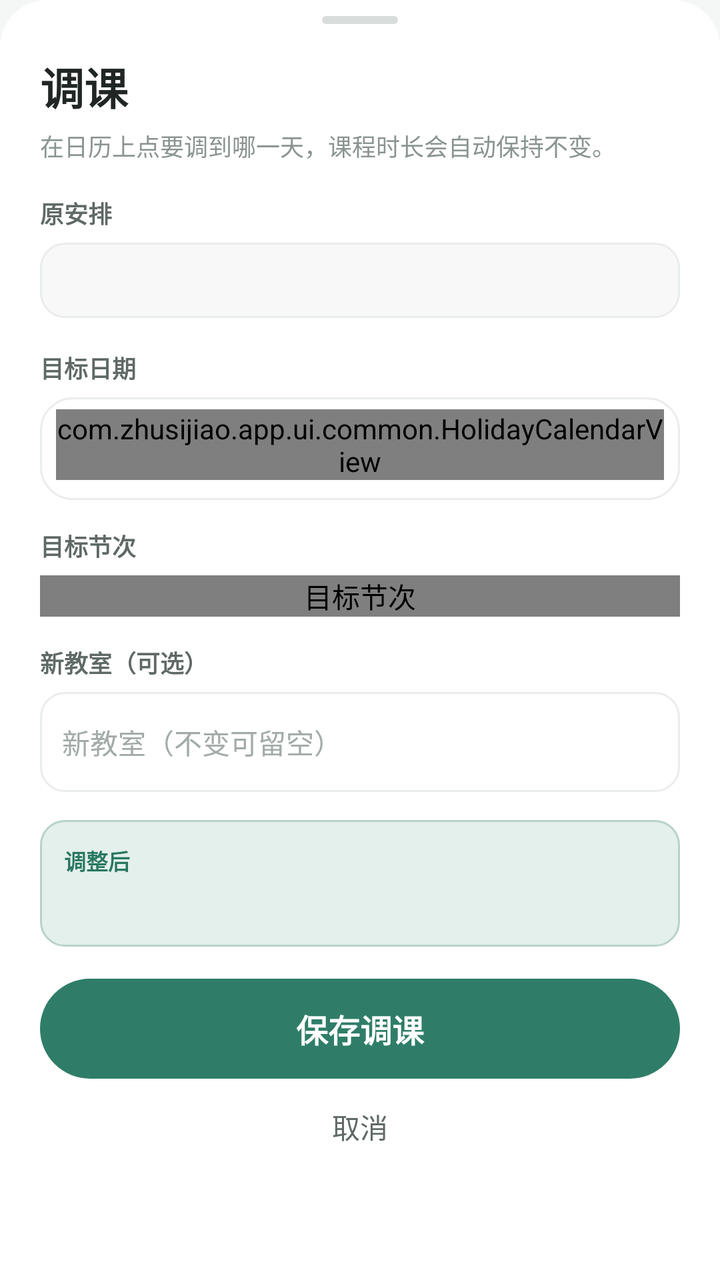
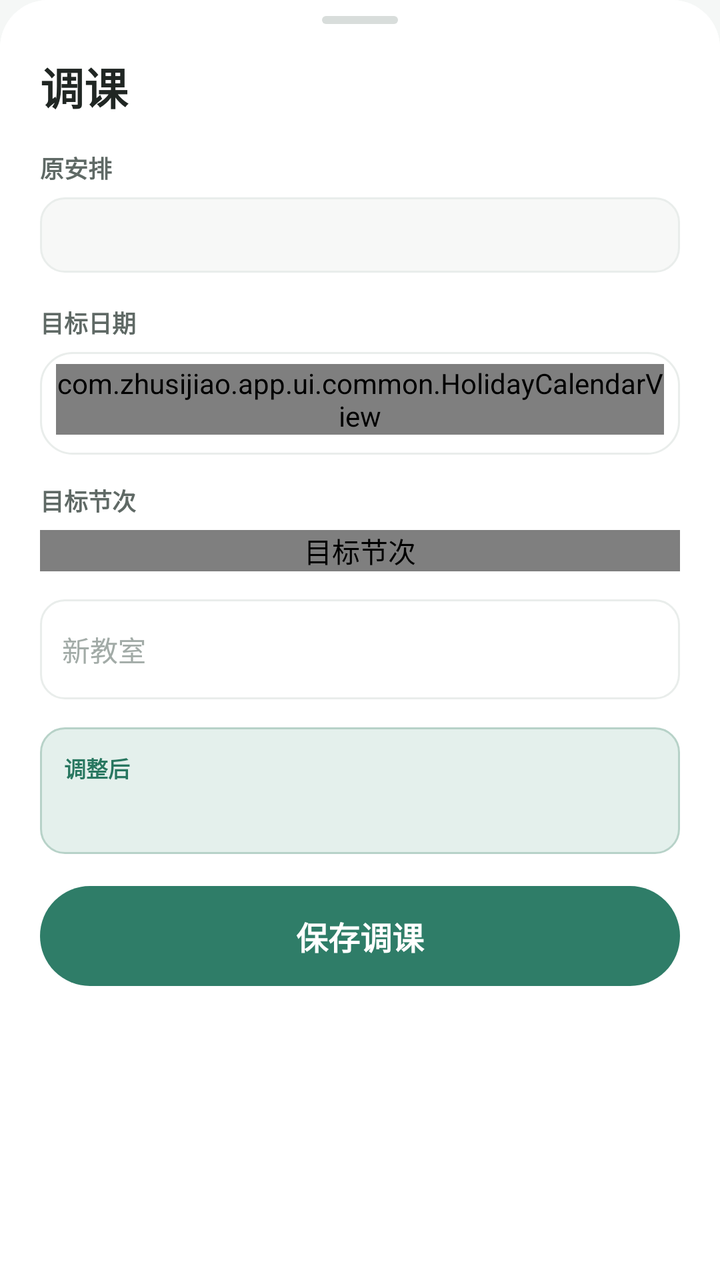

Compare the two renders of this Android layout. The source of the first and the diff that turns it into the second are given below.
<!-- AndroidManifest.xml: application theme Theme.Zhusijiao -->
<!-- res/layout/dialog_reschedule.xml -->
<?xml version="1.0" encoding="utf-8"?>

<androidx.core.widget.NestedScrollView xmlns:android="http://schemas.android.com/apk/res/android"
    android:id="@+id/rescheduleScroll"
    android:layout_width="match_parent"
    android:layout_height="wrap_content"
    android:background="@drawable/bg_sheet"
    android:fillViewport="true"
    android:overScrollMode="never">

    <LinearLayout
        android:layout_width="match_parent"
        android:layout_height="wrap_content"
        android:background="@drawable/bg_sheet"
        android:orientation="vertical"
        android:paddingStart="20dp"
        android:paddingTop="8dp"
        android:paddingEnd="20dp"
        android:paddingBottom="18dp">

        <View
            android:layout_width="38dp"
            android:layout_height="4dp"
            android:layout_gravity="center_horizontal"
            android:layout_marginBottom="15dp"
            android:background="@drawable/bg_sheet_handle" />

        <TextView
            android:id="@+id/rescheduleTitle"
            android:layout_width="match_parent"
            android:layout_height="wrap_content"
            android:includeFontPadding="false"
            android:text="@string/reschedule_title"
            android:textColor="@color/heading_ink"
            android:textSize="@dimen/text_display"
            android:textStyle="bold" />

        <TextView
            android:layout_width="match_parent"
            android:layout_height="wrap_content"
            android:layout_marginTop="5dp"
            android:text="@string/reschedule_intro"
            android:textColor="@color/sub_8a"
            android:textSize="@dimen/text_hint" />

        <TextView
            android:layout_width="match_parent"
            android:layout_height="wrap_content"
            android:layout_marginTop="16dp"
            android:text="@string/reschedule_source_label"
            android:textColor="@color/field_label"
            android:textSize="@dimen/text_hint"
            android:textStyle="bold" />

        <TextView
            android:id="@+id/rescheduleSource"
            android:layout_width="match_parent"
            android:layout_height="wrap_content"
            android:layout_marginTop="6dp"
            android:background="@drawable/bg_reschedule_source"
            android:lineSpacingExtra="2dp"
            android:textColor="@color/body_ink"
            android:textSize="@dimen/text_small" />

        
        <TextView
            android:layout_width="match_parent"
            android:layout_height="wrap_content"
            android:layout_marginTop="16dp"
            android:layout_marginBottom="6dp"
            android:text="@string/reschedule_date_label"
            android:textColor="@color/field_label"
            android:textSize="@dimen/text_hint"
            android:textStyle="bold" />

        <LinearLayout
            android:id="@+id/rescheduleCalendarCard"
            android:layout_width="match_parent"
            android:layout_height="wrap_content"
            android:background="@drawable/bg_card"
            android:orientation="vertical"
            android:paddingStart="8dp"
            android:paddingTop="6dp"
            android:paddingEnd="8dp"
            android:paddingBottom="10dp">

            <com.zhusijiao.app.ui.common.HolidayCalendarView
                android:id="@+id/rescheduleCalendar"
                android:layout_width="match_parent"
                android:layout_height="wrap_content" />
        </LinearLayout>

        <TextView
            android:id="@+id/rescheduleNoCalendar"
            android:layout_width="match_parent"
            android:layout_height="wrap_content"
            android:background="@color/tt_section_bg"
            android:padding="11dp"
            android:text="@string/reschedule_no_calendar"
            android:textColor="@color/sub_8a"
            android:textSize="@dimen/text_small"
            android:visibility="gone" />

        <TextView
            android:layout_width="match_parent"
            android:layout_height="wrap_content"
            android:layout_marginTop="14dp"
            android:layout_marginBottom="6dp"
            android:text="@string/reschedule_section"
            android:textColor="@color/field_label"
            android:textSize="@dimen/text_hint"
            android:textStyle="bold" />

        <com.zhusijiao.app.ui.common.ChipRowView
            android:id="@+id/rescheduleSectionChips"
            android:layout_width="match_parent"
            android:layout_height="wrap_content"
            android:contentDescription="@string/reschedule_section" />

        <TextView
            android:layout_width="match_parent"
            android:layout_height="wrap_content"
            android:layout_marginTop="14dp"
            android:layout_marginBottom="6dp"
            android:text="@string/reschedule_room_label"
            android:textColor="@color/field_label"
            android:textSize="@dimen/text_hint"
            android:textStyle="bold" />

        <EditText
            android:id="@+id/rescheduleRoom"
            style="@style/FieldInput"
            android:layout_height="50dp"
            android:backgroundTint="@null"
            android:hint="@string/reschedule_room_hint"
            android:importantForAutofill="no"
            android:inputType="text"
            android:maxLength="80"
            android:singleLine="true" />

        <LinearLayout
            android:layout_width="match_parent"
            android:layout_height="wrap_content"
            android:layout_marginTop="14dp"
            android:background="@drawable/bg_reschedule_summary"
            android:orientation="vertical"
            android:padding="12dp">

            <TextView
                android:layout_width="match_parent"
                android:layout_height="wrap_content"
                android:text="@string/reschedule_summary_label"
                android:textColor="@color/accent_strong"
                android:textSize="@dimen/text_caption"
                android:textStyle="bold" />

            <TextView
                android:id="@+id/rescheduleSummary"
                android:layout_width="match_parent"
                android:layout_height="wrap_content"
                android:layout_marginTop="4dp"
                android:lineSpacingExtra="2dp"
                android:textColor="@color/value_ink"
                android:textSize="@dimen/text_body"
                android:textStyle="bold" />
        </LinearLayout>

        <TextView
            android:id="@+id/rescheduleSave"
            style="@style/PrimaryButton"
            android:layout_height="50dp"
            android:layout_marginTop="16dp"
            android:text="@string/reschedule_save" />

        <TextView
            android:id="@+id/rescheduleCancel"
            android:layout_width="match_parent"
            android:layout_height="48dp"
            android:background="@drawable/bg_menu_row"
            android:clickable="true"
            android:focusable="true"
            android:gravity="center"
            android:text="@string/common_cancel"
            android:textColor="@color/sub_68"
            android:textSize="@dimen/text_body" />
    </LinearLayout>
</androidx.core.widget.NestedScrollView>
<!-- resources referenced by this layout -->
<resources>
  <color name="accent_strong">#287760</color>
  <color name="body_ink">#333a37</color>
  <color name="field_label">@color/text_secondary</color>
  <color name="heading_ink">#202623</color>
  <color name="sub_68">@color/text_secondary</color>
  <color name="sub_8a">@color/text_tertiary</color>
  <color name="tt_section_bg">#fbfcfb</color>
  <color name="value_ink">#21302b</color>
  <dimen name="text_body">14sp</dimen>
  <dimen name="text_caption">11sp</dimen>
  <dimen name="text_display">22sp</dimen>
  <dimen name="text_hint">12sp</dimen>
  <dimen name="text_small">13sp</dimen>
  <!-- drawable bg_menu_row (drawable) -->
  <?xml version="1.0" encoding="utf-8"?>
  
  <selector xmlns:android="http://schemas.android.com/apk/res/android">
      <item android:state_pressed="true">
          <shape android:shape="rectangle"><solid android:color="@color/hover_bg" /></shape>
      </item>
      <item>
          <shape android:shape="rectangle"><solid android:color="@android:color/transparent" /></shape>
      </item>
  </selector>
  <!-- drawable bg_sheet (drawable) -->
  <?xml version="1.0" encoding="utf-8"?>
  
  <shape xmlns:android="http://schemas.android.com/apk/res/android" android:shape="rectangle">
      <solid android:color="@color/surface" />
      <corners android:topLeftRadius="@dimen/radius_xl" android:topRightRadius="@dimen/radius_xl" />
  </shape>
  <!-- drawable bg_sheet_handle (drawable) -->
  <?xml version="1.0" encoding="utf-8"?>
  
  <shape xmlns:android="http://schemas.android.com/apk/res/android" android:shape="rectangle">
      <solid android:color="@color/sheet_handle" />
      <corners android:radius="4dp" />
  </shape>
  <string name="common_cancel">取消</string>
  <string name="reschedule_date_label">目标日期</string>
  <string name="reschedule_intro">在日历上点要调到哪一天，课程时长会自动保持不变。</string>
  <string name="reschedule_no_calendar">当前课表缺少开学日期，无法使用日历选日期，将保持原上课日期。</string>
  <string name="reschedule_room_hint">新教室（不变可留空）</string>
  <string name="reschedule_room_label">新教室（可选）</string>
  <string name="reschedule_save">保存调课</string>
  <string name="reschedule_section">目标节次</string>
  <string name="reschedule_source_label">原安排</string>
  <string name="reschedule_summary_label">调整后</string>
  <string name="reschedule_title">调课</string>
  <color name="text_secondary">#5f6965</color>
  <color name="text_tertiary">#8a9490</color>
  <color name="surface">#ffffff</color>
  <color name="line">#e9edeb</color>
  <dimen name="card_radius_lg">@dimen/radius_lg</dimen>
  <color name="hover_bg">#f2f5f4</color>
  <color name="background_alt">#f7f8f7</color>
  <dimen name="radius_md">12dp</dimen>
  <color name="accent_soft">#e4f0ec</color>
  <color name="card_border_active">#b7d2c8</color>
  <dimen name="radius_xl">24dp</dimen>
  <color name="sheet_handle">#d8dddb</color>
  <!-- drawable bg_field (drawable) -->
  <?xml version="1.0" encoding="utf-8"?>
  
  <shape xmlns:android="http://schemas.android.com/apk/res/android" android:shape="rectangle">
      <solid android:color="@color/surface" />
      <stroke android:width="1dp" android:color="@color/line" />
      <corners android:radius="@dimen/radius_md" />
  </shape>
  <color name="ink">#202725</color>
  <color name="sub_a0">@color/text_disabled</color>
  <dimen name="button_min_height">44dp</dimen>
  <dimen name="text_button">@dimen/text_subtitle</dimen>
  <color name="accent">#2f7d68</color>
  <color name="muted">#7d8783</color>
  <color name="background">#f5f7f6</color>
  <dimen name="radius_lg">16dp</dimen>
  <color name="text_disabled">#a2aba7</color>
  <dimen name="button_radius">@dimen/radius_pill</dimen>
  <dimen name="text_subtitle">16sp</dimen>
  <style name="DialogButton" parent="Widget.AppCompat.Button.ButtonBar.AlertDialog">
          <item name="android:textColor">@color/accent</item>
          <item name="android:textStyle">bold</item>
      </style>
  <dimen name="radius_pill">100dp</dimen>
  <!-- unchanged entries left out for length: 8 -->
</resources>

<!-- the commit's change to res/layout/dialog_reschedule.xml (unified diff, before → after) -->
@@ -34,14 +34,6 @@
             android:textColor="@color/heading_ink"
             android:textSize="@dimen/text_display"
             android:textStyle="bold" />
-
-        <TextView
-            android:layout_width="match_parent"
-            android:layout_height="wrap_content"
-            android:layout_marginTop="5dp"
-            android:text="@string/reschedule_intro"
-            android:textColor="@color/sub_8a"
-            android:textSize="@dimen/text_hint" />
 
         <TextView
             android:layout_width="match_parent"
@@ -117,20 +109,12 @@
             android:layout_height="wrap_content"
             android:contentDescription="@string/reschedule_section" />
 
-        <TextView
-            android:layout_width="match_parent"
-            android:layout_height="wrap_content"
-            android:layout_marginTop="14dp"
-            android:layout_marginBottom="6dp"
-            android:text="@string/reschedule_room_label"
-            android:textColor="@color/field_label"
-            android:textSize="@dimen/text_hint"
-            android:textStyle="bold" />
 
         <EditText
             android:id="@+id/rescheduleRoom"
             style="@style/FieldInput"
             android:layout_height="50dp"
+            android:layout_marginTop="14dp"
             android:backgroundTint="@null"
             android:hint="@string/reschedule_room_hint"
             android:importantForAutofill="no"
@@ -172,16 +156,5 @@
             android:layout_marginTop="16dp"
             android:text="@string/reschedule_save" />
 
-        <TextView
-            android:id="@+id/rescheduleCancel"
-            android:layout_width="match_parent"
-            android:layout_height="48dp"
-            android:background="@drawable/bg_menu_row"
-            android:clickable="true"
-            android:focusable="true"
-            android:gravity="center"
-            android:text="@string/common_cancel"
-            android:textColor="@color/sub_68"
-            android:textSize="@dimen/text_body" />
     </LinearLayout>
 </androidx.core.widget.NestedScrollView>
<!-- resource entries referenced after the edit -->
@@ -4,7 +4,6 @@
   <color name="body_ink">#333a37</color>
   <color name="field_label">@color/text_secondary</color>
   <color name="heading_ink">#202623</color>
-  <color name="sub_68">@color/text_secondary</color>
   <color name="sub_8a">@color/text_tertiary</color>
   <color name="tt_section_bg">#fbfcfb</color>
   <color name="value_ink">#21302b</color>
@@ -13,17 +12,6 @@
   <dimen name="text_display">22sp</dimen>
   <dimen name="text_hint">12sp</dimen>
   <dimen name="text_small">13sp</dimen>
-  <!-- drawable bg_menu_row (drawable) -->
-  <?xml version="1.0" encoding="utf-8"?>
-  
-  <selector xmlns:android="http://schemas.android.com/apk/res/android">
-      <item android:state_pressed="true">
-          <shape android:shape="rectangle"><solid android:color="@color/hover_bg" /></shape>
-      </item>
-      <item>
-          <shape android:shape="rectangle"><solid android:color="@android:color/transparent" /></shape>
-      </item>
-  </selector>
   <!-- drawable bg_sheet (drawable) -->
   <?xml version="1.0" encoding="utf-8"?>
   
@@ -38,12 +26,9 @@
       <solid android:color="@color/sheet_handle" />
       <corners android:radius="4dp" />
   </shape>
-  <string name="common_cancel">取消</string>
   <string name="reschedule_date_label">目标日期</string>
-  <string name="reschedule_intro">在日历上点要调到哪一天，课程时长会自动保持不变。</string>
   <string name="reschedule_no_calendar">当前课表缺少开学日期，无法使用日历选日期，将保持原上课日期。</string>
-  <string name="reschedule_room_hint">新教室（不变可留空）</string>
-  <string name="reschedule_room_label">新教室（可选）</string>
+  <string name="reschedule_room_hint">新教室</string>
   <string name="reschedule_save">保存调课</string>
   <string name="reschedule_section">目标节次</string>
   <string name="reschedule_source_label">原安排</string>
@@ -54,7 +39,6 @@
   <color name="surface">#ffffff</color>
   <color name="line">#e9edeb</color>
   <dimen name="card_radius_lg">@dimen/radius_lg</dimen>
-  <color name="hover_bg">#f2f5f4</color>
   <color name="background_alt">#f7f8f7</color>
   <dimen name="radius_md">12dp</dimen>
   <color name="accent_soft">#e4f0ec</color>
